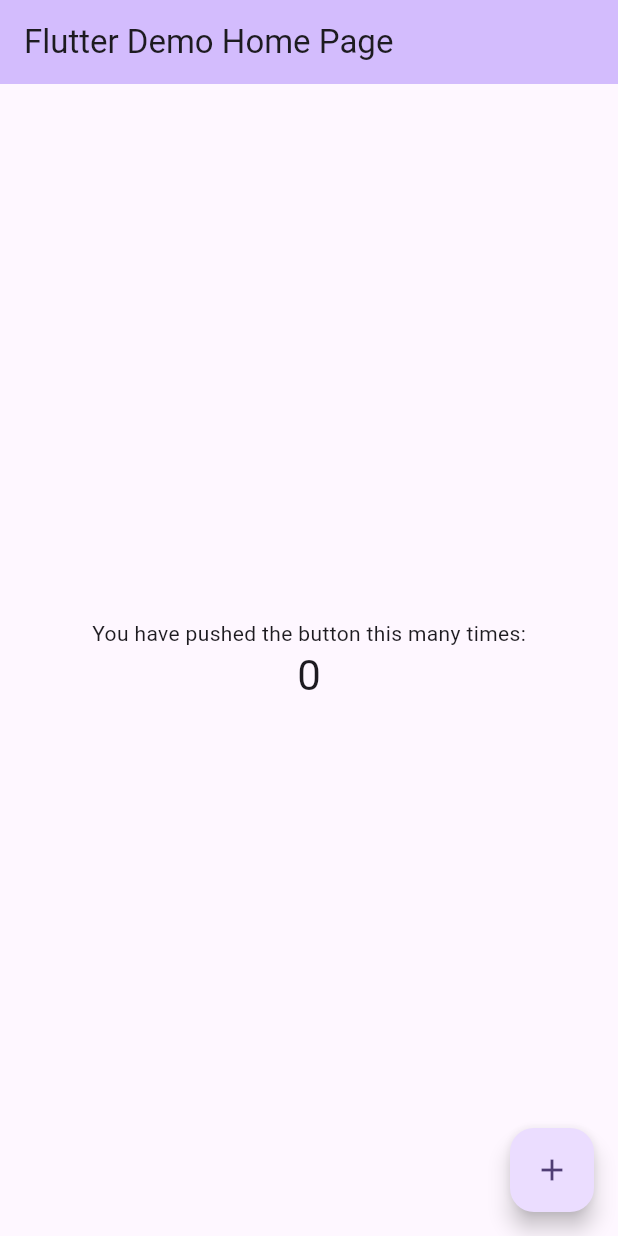
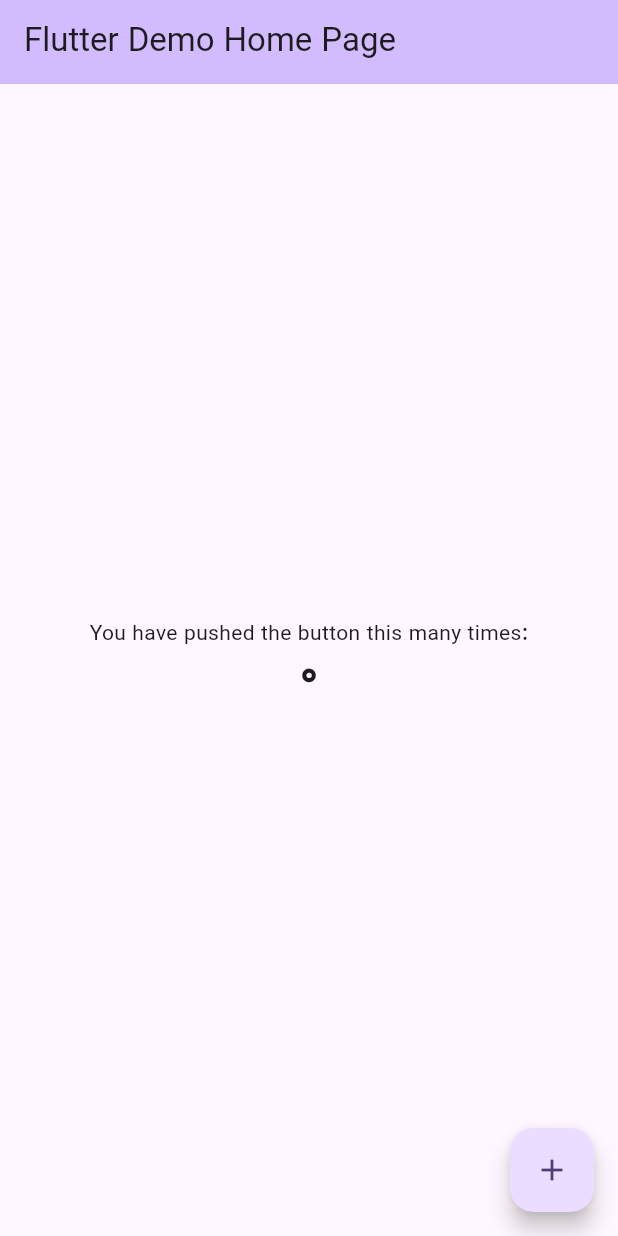
Before and after one commit to Milad-heydarloo/rock_paper_scisser, a Flutter app: the screen it shows after launch, on a phone screen of 412 x 824 dp. Run offline on Flutter 3.47's test engine with Material 2 defaults, Android fonts, the phone set to English and light mode, and no system bars.

Commit message:
set font

```diff
--- a/lib/main.dart
+++ b/lib/main.dart
@@ -30,7 +30,7 @@ class MyApp extends StatelessWidget {
           // tested with just a hot reload.
           colorScheme: ColorScheme.fromSeed(seedColor: Colors.deepPurple),
           useMaterial3: true,
-      ),
+          fontFamily: 'vazir'),
       home: const MyHomePage(title: 'Flutter Demo Home Page'),
     );
   }
```
Also changed, not shown: pubspec.yaml (+4 -7 lines), fonts/vazir_fd_medium_wol.ttf (added). Lines whose indentation alone changed are shown as unchanged.
